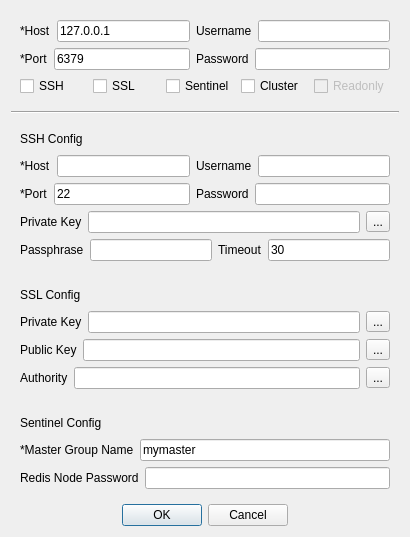
This is ui/add_or_edit_connection.ui in goodspb/reedis as Qt 5 draws it before an edit. The edited form follows.
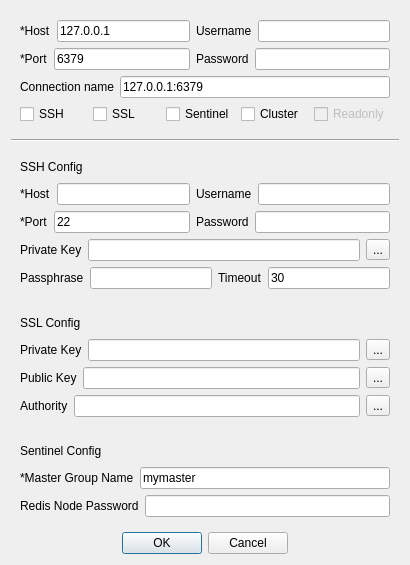
This is the edited form.

Commit message: 1. add connection name on connection table. show the name on connection list instead of host:port 2. show keys count on DB list. 3. add nuitka onefile script

Patch:
```diff
--- a/ui/add_or_edit_connection.ui
+++ b/ui/add_or_edit_connection.ui
@@ -7,7 +7,7 @@
     <x>0</x>
     <y>0</y>
     <width>444</width>
-    <height>658</height>
+    <height>691</height>
    </rect>
   </property>
   <property name="sizePolicy">
@@ -88,6 +88,24 @@
         </item>
        </layout>
       </item>
+      <item>
+       <layout class="QHBoxLayout" name="horizontalLayout_16">
+        <item>
+         <widget class="QLabel" name="label_20">
+          <property name="text">
+           <string>Connection name</string>
+          </property>
+         </widget>
+        </item>
+        <item>
+         <widget class="QLineEdit" name="connectionNameEdit">
+          <property name="text">
+           <string>127.0.0.1:6379</string>
+          </property>
+         </widget>
+        </item>
+       </layout>
+      </item>
       <item>
        <layout class="QHBoxLayout" name="horizontalLayout_3">
         <item>
```
The commit also changes 5 other files.
